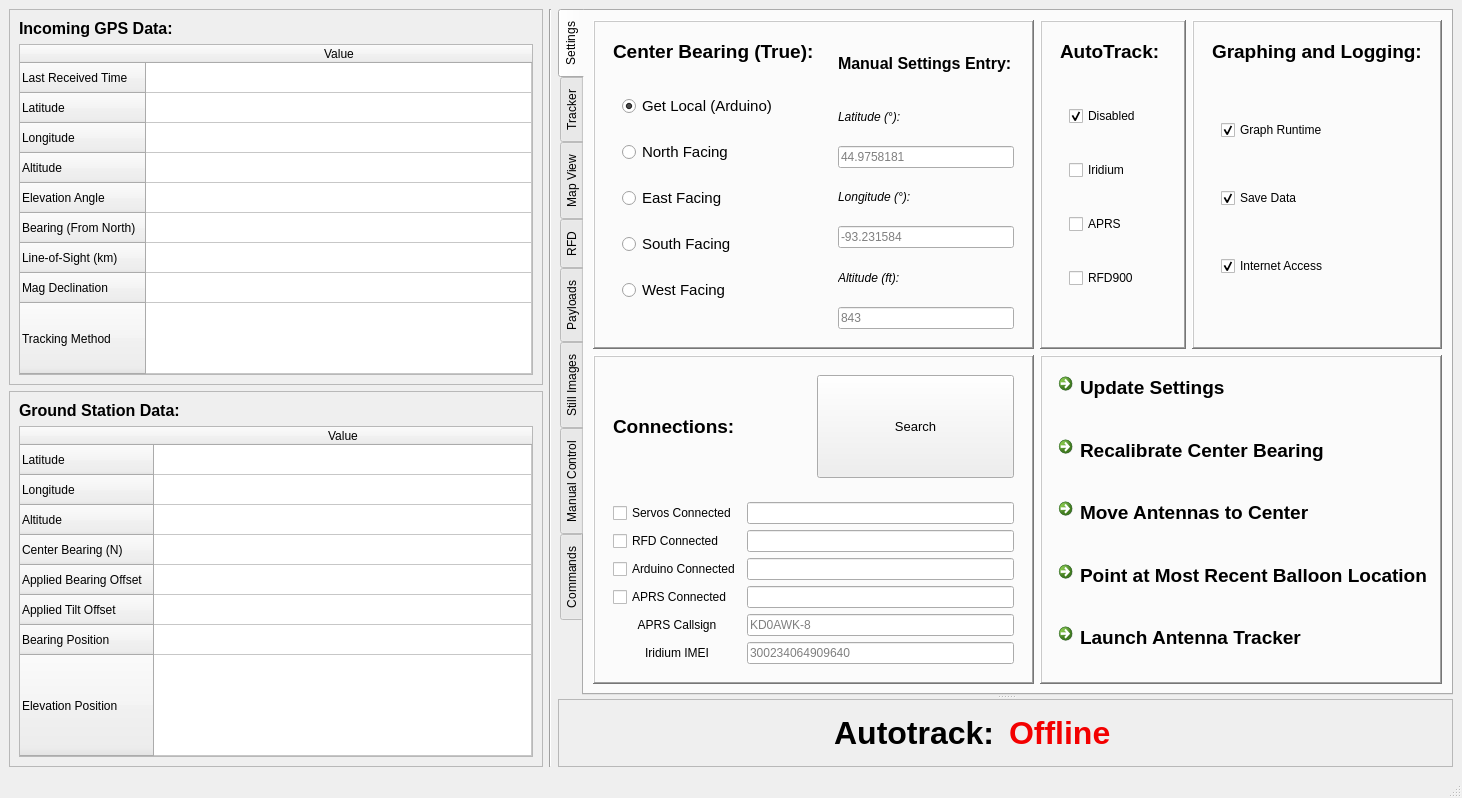
Above: trackermain.ui from MSU-BOREALIS/Antenna_Tracker before the change. Below: the same form after it.
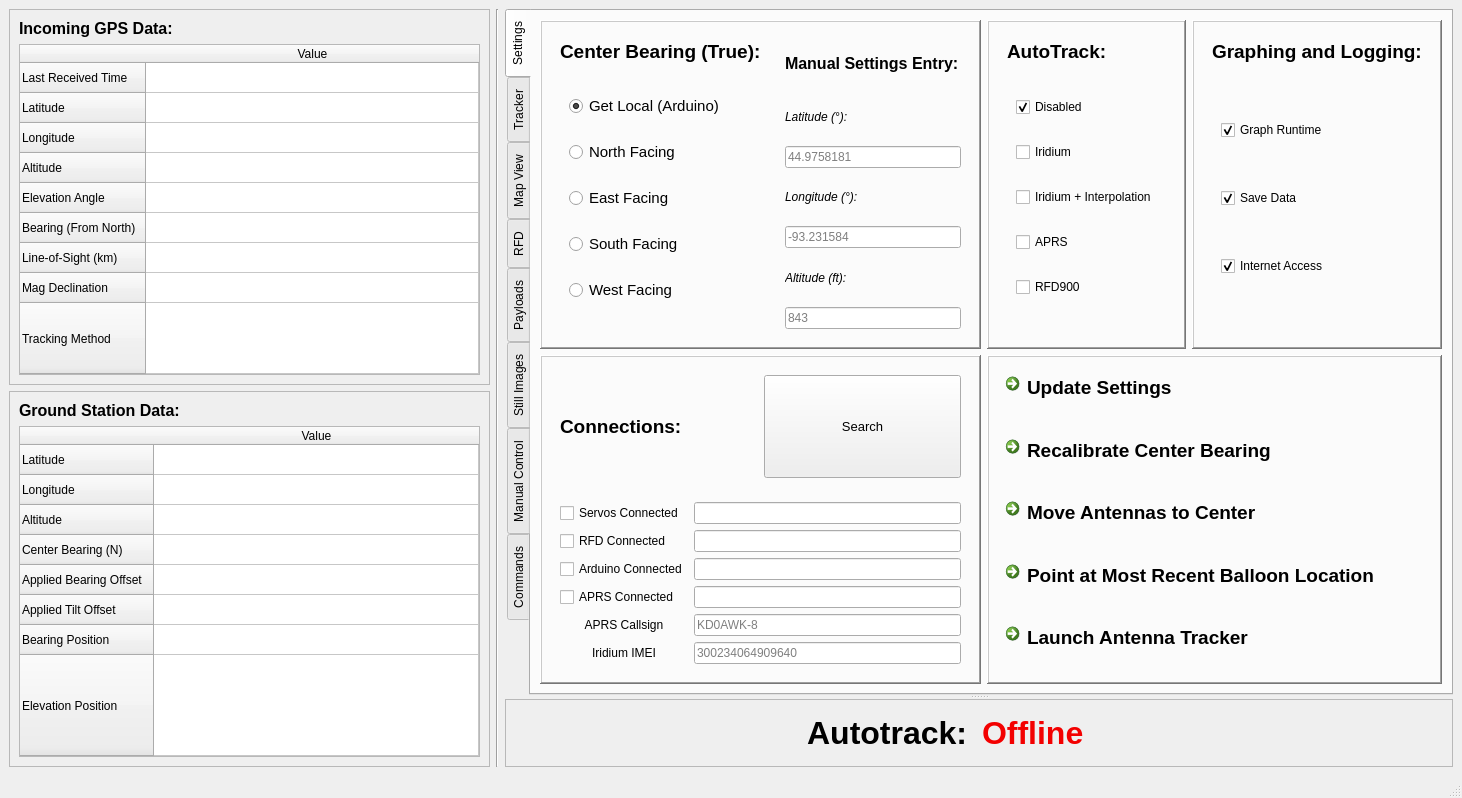
That is the form after the change. The open tabs and pages were chosen to show the change.

Commit message: Bad''Interpolation'' Implemented

```diff
--- a/trackermain.ui
+++ b/trackermain.ui
@@ -595,6 +595,13 @@
                     </property>
                    </widget>
                   </item>
+                  <item row="4" column="0">
+                   <widget class="QCheckBox" name="autoRFD">
+                    <property name="text">
+                     <string>RFD900</string>
+                    </property>
+                   </widget>
+                  </item>
                   <item row="1" column="0">
                    <widget class="QCheckBox" name="autoIridium">
                     <property name="text">
@@ -602,17 +609,17 @@
                     </property>
                    </widget>
                   </item>
-                  <item row="2" column="0">
+                  <item row="3" column="0">
                    <widget class="QCheckBox" name="autoAPRS">
                     <property name="text">
                      <string>APRS</string>
                     </property>
                    </widget>
                   </item>
-                  <item row="3" column="0">
-                   <widget class="QCheckBox" name="autoRFD">
+                  <item row="2" column="0">
+                   <widget class="QCheckBox" name="autoIridiumInterpolate">
                     <property name="text">
-                     <string>RFD900</string>
+                     <string>Iridium + Interpolation</string>
                     </property>
                    </widget>
                   </item>
```
Left out of the diff: 2 changed lines with no effect on the pictures. The commit also changes 3 other files.
